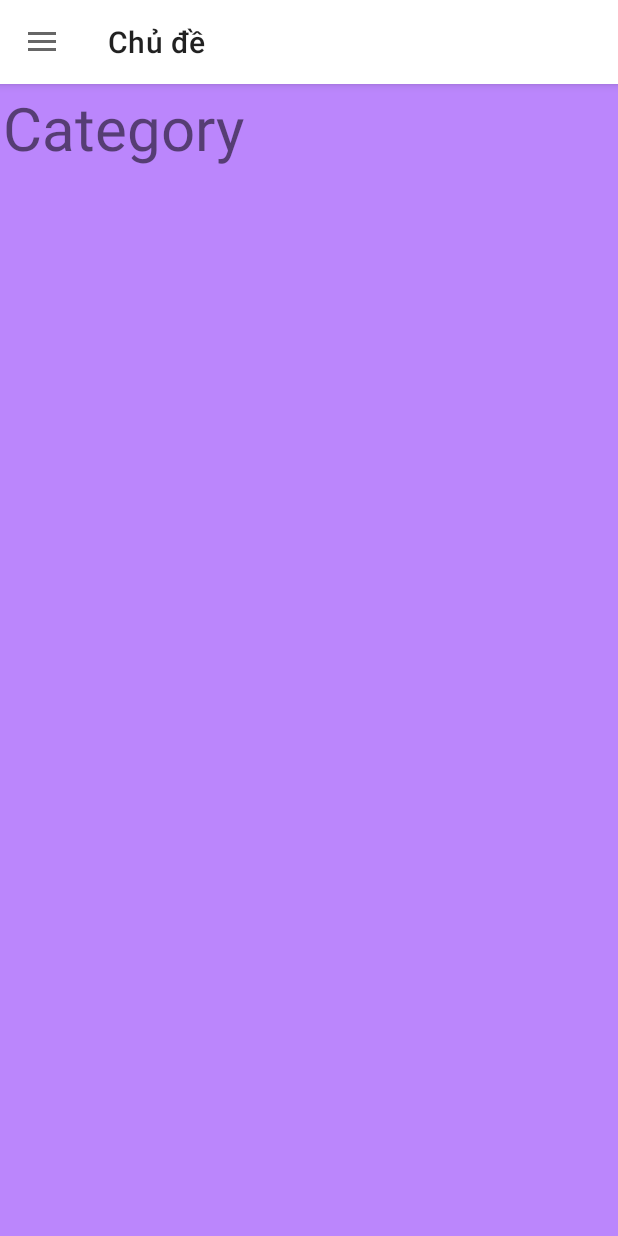
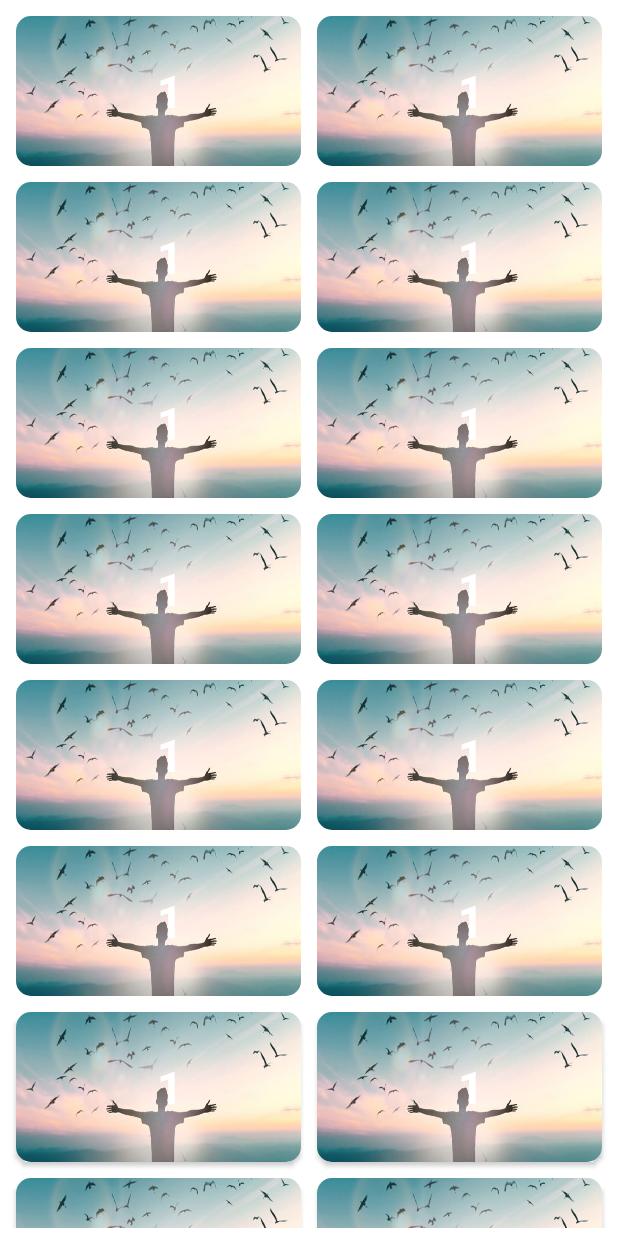
Before and after one commit to MinhHoanggggg/NOFACE, an Android app: the screen it shows after launch (MainActivity before the commit, CategoryActivity after it), in the side drawer, after a tap on "Chủ đề", on a phone screen of 412 x 824 dp. Run offline under Robolectric (Android 15) with nearby library versions, the phone set to English and light mode, and no system bars.

Commit message:
update category activity

```diff
--- a/app/src/main/AndroidManifest.xml
+++ b/app/src/main/AndroidManifest.xml
@@ -18,6 +18,9 @@
                 <category android:name="android.intent.category.LAUNCHER" />
             </intent-filter>
         </activity>
+
+        <activity android:name=".CategoryActivity"
+                    android:exported="true"/>
     </application>
 
 </manifest>
--- /dev/null
+++ b/app/src/main/java/com/example/noface/CategoryActivity.java
@@ -0,0 +1,47 @@
+package com.example.noface;
+
+import android.os.Bundle;
+
+import androidx.appcompat.app.AppCompatActivity;
+import androidx.recyclerview.widget.GridLayoutManager;
+import androidx.recyclerview.widget.LinearLayoutManager;
+import androidx.recyclerview.widget.RecyclerView;
+
+import com.example.noface.adapter.CategoryAdapter;
+import com.example.noface.model.Category;
+
+import java.util.ArrayList;
+
+public class CategoryActivity extends AppCompatActivity {
+
+    private ArrayList<Category> alCategory;
+    private CategoryAdapter CategoryAdapter;
+    private RecyclerView rcvCategoryList;
+
+
+    @Override
+    protected void onCreate(Bundle savedInstanceState) {
+        super.onCreate(savedInstanceState);
+        setContentView(R.layout.activity_category);
+
+        rcvCategoryList = findViewById(R.id.rcvCategoryList);
+
+        //data mẫu
+        alCategory = new ArrayList<>();
+        for(int i = 1; i <= 29; i++ ){
+            alCategory.add(new Category("Chủ đề"+ i, "chủ đề" + i));
+        }
+
+        //cuộn nuột hơn
+//        rcvCategoryList.setHasFixedSize(true);
+
+        //truyền data qua adapter
+        CategoryAdapter = new CategoryAdapter(alCategory, CategoryActivity.this);
+
+        GridLayoutManager gridLayoutManager = new GridLayoutManager(this, 2);
+        gridLayoutManager.setOrientation(GridLayoutManager.VERTICAL);
+
+        rcvCategoryList.setLayoutManager(gridLayoutManager);
+        rcvCategoryList.setAdapter(CategoryAdapter);
+    }
+}
--- a/app/src/main/java/com/example/noface/MainActivity.java
+++ b/app/src/main/java/com/example/noface/MainActivity.java
@@ -1,7 +1,6 @@
 package com.example.noface;
 
 import androidx.annotation.NonNull;
-import androidx.appcompat.app.ActionBar;
 import androidx.appcompat.app.ActionBarDrawerToggle;
 import androidx.appcompat.app.AppCompatActivity;
 import androidx.appcompat.widget.Toolbar;
@@ -10,19 +9,17 @@
 import androidx.fragment.app.Fragment;
 import androidx.fragment.app.FragmentTransaction;
 
+import android.content.Intent;
 import android.os.Bundle;
 import android.view.MenuItem;
 
-import com.example.noface.fragment.CategoryFragment;
 import com.example.noface.fragment.HomeFragment;
-import com.example.noface.fragment.ProfileFragment;
 import com.google.android.material.navigation.NavigationView;
 
 public class MainActivity extends AppCompatActivity implements NavigationView.OnNavigationItemSelectedListener{
 
     private static final int FRAGMENT_HOME = 0;
-    private static final int FRAGMENT_CATEGORY = 1;
-    private static final int FRAGMENT_PROFILE = 2;
+//    private static final int FRAGMENT_PROFILE = 2;
 
     private int CurrentFragment = FRAGMENT_HOME;
 
@@ -60,13 +57,15 @@
 
     @Override
     public boolean onNavigationItemSelected(@NonNull MenuItem item) {
-        int id = item.getItemId();
-        //set fragment cho từng item
-        if(id == R.id.nav_home)
-        {
-            openHomeFragment();
-        }else if(id == R.id.nav_category){
-            openCategoryFragment();
+        switch(item.getItemId()) {
+            case R.id.nav_home:
+                openHomeFragment();
+                break;
+            case R.id.nav_category:
+                startActivity(new Intent(this, CategoryActivity.class));
+                break;
+
+            default:break;
         }
         setTitleToolbar();
 
@@ -91,13 +90,6 @@
         }
     }
 
-    private void openCategoryFragment(){
-        if(CurrentFragment != FRAGMENT_CATEGORY){
-            replaceFragment(new CategoryFragment());
-            CurrentFragment = FRAGMENT_CATEGORY;
-        }
-    }
-
     private void setTitleToolbar(){
         String title = "";
         switch (CurrentFragment){
@@ -105,9 +97,9 @@
                 title = "Trang chủ";
                 break;
 
-            case FRAGMENT_CATEGORY:
-                title = "Chủ đề";
-                break;
+//            case ACTIVITY_CATEGORY:
+//                title = "Chủ đề";
+//                break;
         }
         if(getSupportActionBar() != null){
             getSupportActionBar().setTitle(title);
--- /dev/null
+++ b/app/src/main/java/com/example/noface/adapter/CategoryAdapter.java
@@ -0,0 +1,63 @@
+package com.example.noface.adapter;
+
+import android.content.Context;
+import android.view.LayoutInflater;
+import android.view.View;
+import android.view.ViewGroup;
+import android.widget.TextView;
+import android.widget.Toast;
+
+import androidx.annotation.NonNull;
+import androidx.recyclerview.widget.RecyclerView;
+
+import com.example.noface.R;
+import com.example.noface.model.Category;
+
+import java.util.ArrayList;
+
+public class CategoryAdapter extends RecyclerView.Adapter<CategoryAdapter.ViewHolder>{
+
+    private ArrayList<Category> lstCategory;
+    private Context context;
+
+    public CategoryAdapter(ArrayList<Category> lstCategory, Context context) {
+        this.lstCategory = lstCategory;
+        this.context = context;
+    }
+
+    @NonNull
+    @Override
+    public ViewHolder onCreateViewHolder(@NonNull ViewGroup parent, int viewType) {
+
+        View view = LayoutInflater.from(parent.getContext()).inflate(R.layout.item_category, parent,false);
+        return new ViewHolder(view);
+    }
+
+    @Override
+    public void onBindViewHolder(@NonNull ViewHolder holder, int position) {
+        holder.txt_title.setText("1");
+        holder.txt_title.setOnClickListener(new View.OnClickListener() {
+            @Override
+            public void onClick(View view) {
+                Toast.makeText(context, "Đã chọn chủ đề", Toast.LENGTH_SHORT).show();
+            }
+        });
+    }
+
+    @Override
+    public int getItemCount() {
+        return lstCategory.size();
+    }
+
+
+    public static class ViewHolder extends RecyclerView.ViewHolder{
+
+        public TextView txt_title;
+
+        public ViewHolder(@NonNull View itemView) {
+            super(itemView);
+
+            txt_title = itemView.findViewById(R.id.txt_title);
+        }
+    }
+}
--- a/app/src/main/java/com/example/noface/fragment/CategoryFragment.java
+++ /dev/null
@@ -1,21 +0,0 @@
-package com.example.noface.fragment;
-
-import android.os.Bundle;
-import android.view.LayoutInflater;
-import android.view.View;
-import android.view.ViewGroup;
-
-import androidx.annotation.NonNull;
-import androidx.annotation.Nullable;
-import androidx.fragment.app.Fragment;
-
-import com.example.noface.R;
-
-public class CategoryFragment extends Fragment {
-
-    @Nullable
-    @Override
-    public View onCreateView(@NonNull LayoutInflater inflater, @Nullable ViewGroup container, @Nullable Bundle savedInstanceState) {
-        return inflater.inflate(R.layout.fragment_category, container, false);
-    }
-}
--- /dev/null
+++ b/app/src/main/java/com/example/noface/model/Category.java
@@ -0,0 +1,28 @@
+package com.example.noface.model;
+
+public class Category {
+    public String getID_category() {
+        return ID_category;
+    }
+
+    public void setID_category(String ID_category) {
+        this.ID_category = ID_category;
+    }
+
+    public String getName() {
+        return name;
+    }
+
+    public void setName(String name) {
+        this.name = name;
+    }
+
+    private String ID_category;
+    private String name;
+
+    public Category(String ID_category, String name) {
+        this.ID_category = ID_category;
+        this.name = name;
+    }
+
+}
--- /dev/null
+++ b/app/src/main/res/layout/activity_category.xml
@@ -0,0 +1,16 @@
+<?xml version="1.0" encoding="utf-8"?>
+<LinearLayout xmlns:android="http://schemas.android.com/apk/res/android"
+    android:layout_width="match_parent"
+    android:layout_height="match_parent"
+    xmlns:tools="http://schemas.android.com/tools"
+    android:orientation="vertical"
+    tools:context="CategoryActivity">
+
+
+    <androidx.recyclerview.widget.RecyclerView
+        android:padding="5dp"
+        android:id="@+id/rcvCategoryList"
+        android:layout_width="match_parent"
+        android:layout_height="wrap_content"/>
+
+</LinearLayout>
--- a/app/src/main/res/layout/fragment_category.xml
+++ /dev/null
@@ -1,17 +0,0 @@
-<?xml version="1.0" encoding="utf-8"?>
-<LinearLayout xmlns:android="http://schemas.android.com/apk/res/android"
-    android:layout_width="match_parent"
-    android:layout_height="match_parent"
-    android:orientation="vertical"
-    android:padding="2dp"
-    android:background="@color/purple_200">
-
-    <TextView
-        android:textSize="40sp"
-        android:text="Category"
-        android:layout_width="match_parent"
-        android:layout_height="match_parent"/>
-
-
-
-</LinearLayout>
--- /dev/null
+++ b/app/src/main/res/layout/item_category.xml
@@ -0,0 +1,27 @@
+<?xml version="1.0" encoding="utf-8"?>
+<androidx.cardview.widget.CardView xmlns:android="http://schemas.android.com/apk/res/android"
+    android:layout_width="match_parent"
+    android:layout_height="wrap_content"
+    xmlns:app="http://schemas.android.com/apk/res-auto"
+    app:cardCornerRadius="10dp"
+    android:layout_margin="5dp">
+
+    <LinearLayout
+        android:background="@drawable/life"
+        android:id="@+id/rlt_itemCate"
+        android:layout_width="match_parent"
+        android:layout_height="100dp">
+
+        <TextView
+            android:textColor="@color/white"
+            android:id="@+id/txt_title"
+            android:textStyle="bold"
+            android:paddingLeft="15dp"
+            android:gravity="center"
+            android:textSize="30dp"
+            android:text="Chủ đề 1"
+            android:layout_width="match_parent"
+            android:layout_height="match_parent"/>
+
+    </LinearLayout>
+</androidx.cardview.widget.CardView>
```
Also changed, not shown: app/src/main/res/drawable/life.png (added).
